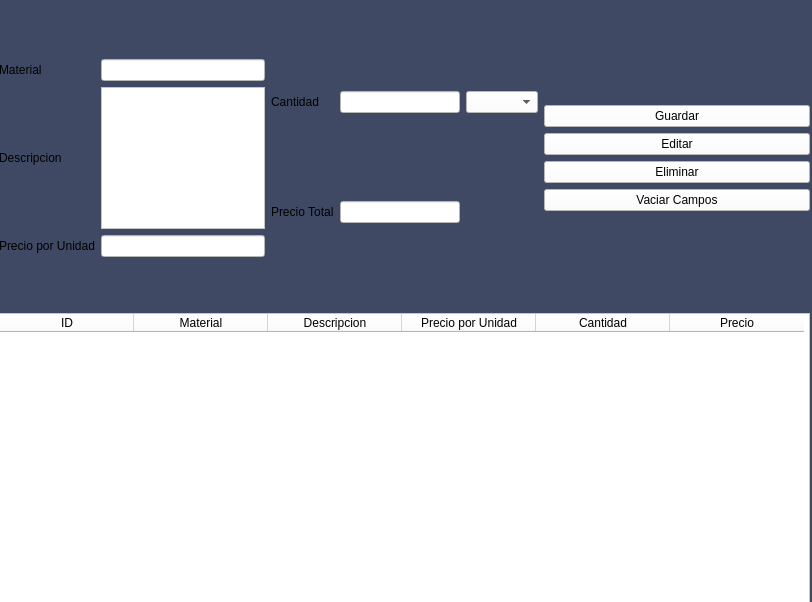
Above: Proyecto/Interfaces/materiales_por_pedido_window.ui from EdCenten0/MAPA-Python before the change. Below: the same form after it.
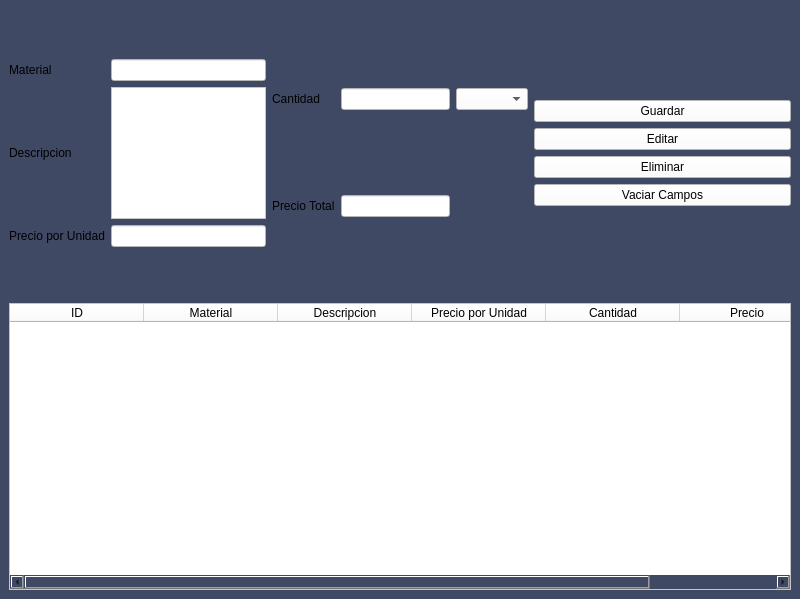
That is the form after the change.

Commit message: Materiales_requeridos_por_pedido ahora es responsive (Se ajusta segun tamaño de la ventana)

```diff
--- a/Proyecto/Interfaces/materiales_por_pedido_window.ui
+++ b/Proyecto/Interfaces/materiales_por_pedido_window.ui
@@ -6,8 +6,8 @@
    <rect>
     <x>0</x>
     <y>0</y>
-    <width>812</width>
-    <height>602</height>
+    <width>800</width>
+    <height>599</height>
    </rect>
   </property>
   <property name="mouseTracking">
@@ -26,15 +26,8 @@
    <enum>Qt::ToolButtonIconOnly</enum>
   </property>
   <widget class="QWidget" name="centralwidget">
-   <widget class="QWidget" name="verticalLayoutWidget">
-    <property name="geometry">
-     <rect>
-      <x>-1</x>
-      <y>9</y>
-      <width>811</width>
-      <height>601</height>
-     </rect>
-    </property>
+   <layout class="QGridLayout" name="gridLayout">
+    <item row="0" column="0">
     <layout class="QVBoxLayout" name="verticalLayout" stretch="1,1">
      <item>
       <layout class="QGridLayout" name="gridLayout_2" columnstretch="1,1,1">
@@ -298,7 +291,8 @@
       </layout>
      </item>
     </layout>
-   </widget>
+    </item>
+   </layout>
   </widget>
  </widget>
  <resources/>
```
Lines whose indentation alone changed are shown as unchanged. The commit also changes 1 other file.
